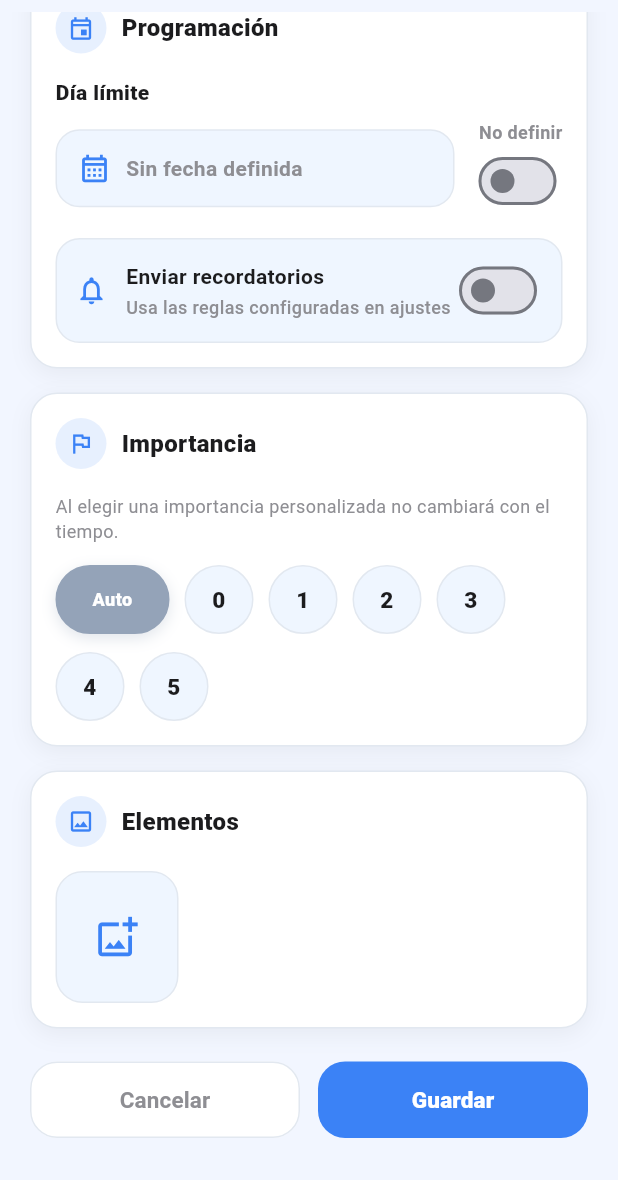
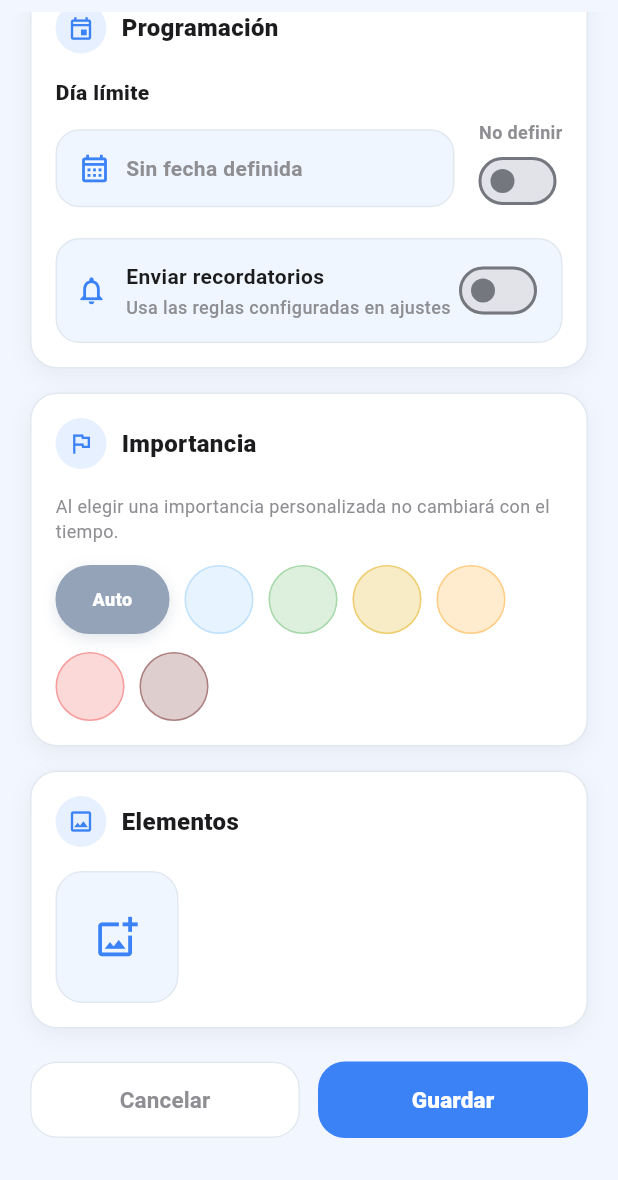
Before and after one commit to demonic-darkness/OptiTime, a Flutter app: the CreateTaskScreen screen opened directly, scrolled down 540 dp, on a phone screen of 412 x 824 dp, the part 56-1236 px from its top. Run offline on Flutter 3.47's test engine with Material 3 defaults, Android fonts, the phone set to English and light mode, and no system bars; our stand-ins replace image_picker, shared_preferences, sqflite; accounts and stored records are empty.

Commit message:
pequeño cambio de diseño

```diff
--- a/lib/screens/create_task_screen.dart
+++ b/lib/screens/create_task_screen.dart
@@ -612,6 +612,16 @@ class _CreateTaskScreenState extends State<CreateTaskScreen> {
               final value = level['value'] as int;
               final color = level['color'] as Color;
               final selected = _selectedImportance == value;
+
+              // Non-auto items: show colored circles without numbers.
+              final bgColor = value == -1
+                  ? (selected ? color : _surfaceAlt)
+                  : (selected ? color : color.withOpacity(0.22));
+
+              final borderColor = value == -1
+                  ? (selected ? color : _border)
+                  : (selected ? color : color.withOpacity(0.45));
+
               return GestureDetector(
                 onTap: () => setState(() => _selectedImportance = value),
                 child: AnimatedContainer(
@@ -619,16 +629,16 @@ class _CreateTaskScreenState extends State<CreateTaskScreen> {
                   width: value == -1 ? 76 : 46,
                   height: 46,
                   decoration: BoxDecoration(
-                  color: selected ? color : _surfaceAlt,
+                    color: bgColor,
                     borderRadius: BorderRadius.circular(999),
                     border: Border.all(
-                    color: selected ? color : _border,
+                      color: borderColor,
                       width: selected ? 2 : 1,
                     ),
                     boxShadow: selected
                         ? [
                             BoxShadow(
-                            color: color.withValues(alpha: 0.28),
+                              color: color.withOpacity(0.28),
                               blurRadius: 8,
                               offset: const Offset(0, 3),
                             ),
@@ -636,16 +646,18 @@ class _CreateTaskScreenState extends State<CreateTaskScreen> {
                         : [],
                   ),
                   child: Center(
-                  child: Text(
+                    child: value == -1
+                        ? Text(
                             level['label'] as String,
                             textAlign: TextAlign.center,
                             style: TextStyle(
                               fontFamily: _font,
                               color: selected ? Colors.white : _heading,
-                      fontSize: value == -1 ? 12 : 15,
+                              fontSize: 12,
                               fontWeight: FontWeight.w800,
                             ),
-                  ),
+                          )
+                        : const SizedBox.shrink(),
                   ),
                 ),
               );
```
Lines whose indentation alone changed are shown as unchanged.
